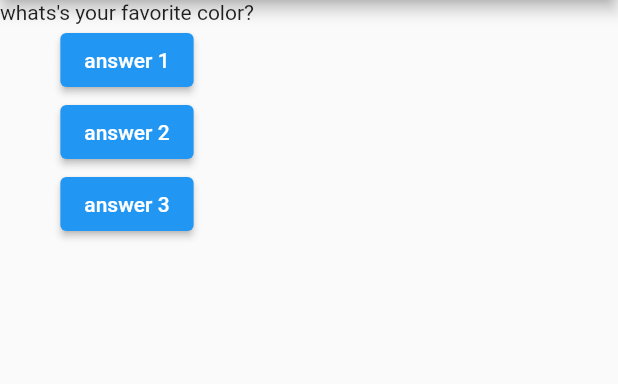
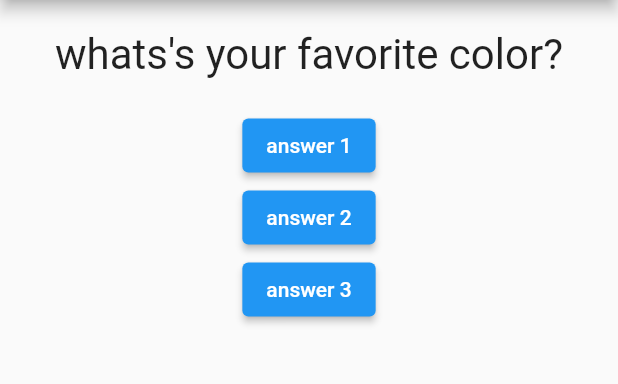
Before and after one commit to jaysonruz/first_flutter_app, a Flutter app: the screen it shows after launch, on a phone screen of 412 x 824 dp, the part 84-468 px from its top. Run offline on Flutter 3.47's test engine with Material 2 defaults, Android fonts, the phone set to English and light mode, and no system bars.

```diff
--- a/lib/main.dart
+++ b/lib/main.dart
@@ -1,4 +1,6 @@
 import 'package:flutter/material.dart';
+
+import './question.dart';
 
 void main() {
   runApp(MyApp());
@@ -38,7 +40,7 @@ class _MyAppstate extends State<MyApp> {
       ),
       body: Column(
         children: [
-          Text(question[_questionIndex]),
+          Question(questionText: question[_questionIndex],),
           ElevatedButton(
             child: Text('answer 1'),
             onPressed: () {
--- /dev/null
+++ b/lib/question.dart
@@ -0,0 +1,20 @@
+import 'package:flutter/material.dart';
+
+class Question extends StatelessWidget {
+  final String questionText;
+
+  Question({@required this.questionText});
+
+  @override
+  Widget build(BuildContext context) {
+    return Container(
+      width: double.infinity, // full width
+      margin: EdgeInsets.all(20),
+      child: Text(
+        questionText,
+        style: TextStyle(fontSize: 28),
+        textAlign: TextAlign.center,
+      ),
+    );
+  }
+}
```
